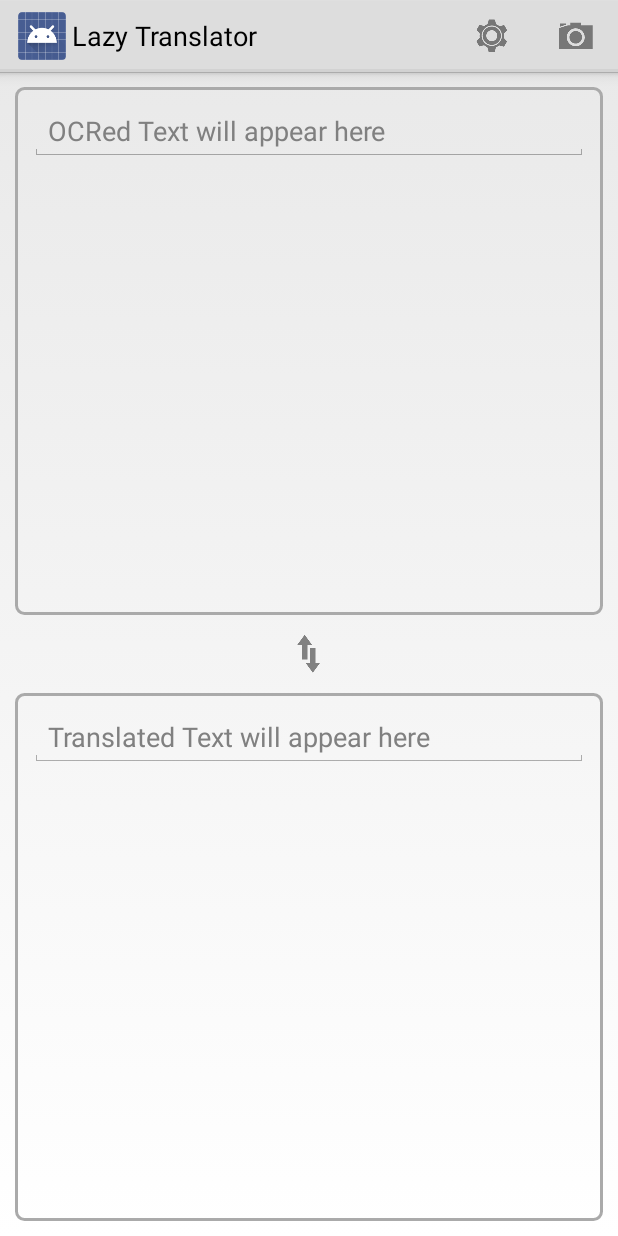
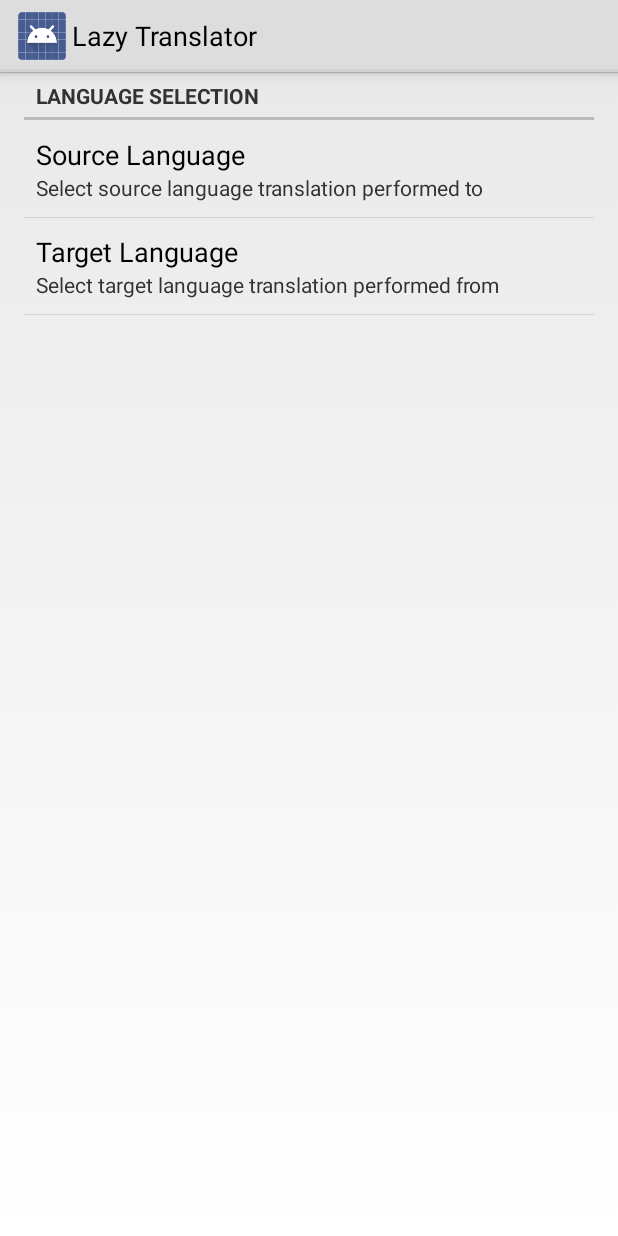
Before and after one commit to accavdar/DroidTranslate, an Android app: the screen it shows after launch (MainActivity before the commit, SettingsActivity after it), after a tap on "Settings", on a phone screen of 412 x 824 dp. Run offline under Robolectric (Android 15) with nearby library versions, the phone set to English and light mode, and no system bars.

```diff
--- a/DroidTranslate/src/main/AndroidManifest.xml
+++ b/DroidTranslate/src/main/AndroidManifest.xml
@@ -9,7 +9,7 @@
         android:targetSdkVersion="19" />
 
     <application
-        android:name="net.cavdar.android.droidtranslate.app.DroidTranslateApp"
+        android:name=".app.DroidTranslateApp"
         android:allowBackup="true"
         android:debuggable="true"
         android:icon="@drawable/ic_launcher"
@@ -26,6 +26,8 @@
                 <category android:name="android.intent.category.LAUNCHER" />
             </intent-filter>
         </activity>
+
+        <activity android:name="net.cavdar.android.droidtranslate.ui.SettingsActivity" />
     </application>
 
     <uses-permission android:name="android.permission.INTERNET" />
--- a/DroidTranslate/src/main/java/net/cavdar/android/droidtranslate/translate/TranslateHelper.java
+++ b/DroidTranslate/src/main/java/net/cavdar/android/droidtranslate/translate/TranslateHelper.java
@@ -9,7 +9,9 @@ import net.cavdar.android.droidtranslate.domain.Languages;
 
 public class TranslateHelper {
 
-    private static final String API_KEY = " [PUT YOUR API KEY HERE] ";
+    // private static final String API_KEY = " [PUT YOUR API KEY HERE] ";
+
+    private static final String API_KEY = "AIzaSyDWPGMx8euTKkAmRvpD9fJ-_u-zi8G5y1w";
 
     private static final String URL_PATH = "https://www.googleapis.com/language/translate/v2";
 
--- a/DroidTranslate/src/main/java/net/cavdar/android/droidtranslate/ui/MainActivity.java
+++ b/DroidTranslate/src/main/java/net/cavdar/android/droidtranslate/ui/MainActivity.java
@@ -91,7 +91,7 @@ public class MainActivity extends Activity implements TranslateHandler {
     public boolean onOptionsItemSelected(MenuItem item) {
         switch (item.getItemId()) {
             case R.id.action_settings:
-                // open settings screen here
+                startActivity(new Intent(this, SettingsActivity.class));
                 return true;
             case R.id.action_photo:
                 startCameraActivity();
--- /dev/null
+++ b/DroidTranslate/src/main/java/net/cavdar/android/droidtranslate/ui/SettingsActivity.java
@@ -0,0 +1,15 @@
+package net.cavdar.android.droidtranslate.ui;
+
+import android.os.Bundle;
+import android.preference.PreferenceActivity;
+
+import net.cavdar.android.droidtranslate.R;
+
+public class SettingsActivity extends PreferenceActivity {
+
+    @Override
+    public void onCreate(Bundle savedInstanceState) {
+        super.onCreate(savedInstanceState);
+        addPreferencesFromResource(R.xml.preferences);
+    }
+}
--- /dev/null
+++ b/DroidTranslate/src/main/res/values/arrays.xml
@@ -0,0 +1,23 @@
+<?xml version="1.0" encoding="utf-8"?>
+
+<resources>
+
+    <string-array name="languages">
+        <item name="tr">Turkish</item>
+        <item name="en">English</item>
+        <item name="de">German</item>
+        <item name="fr">French</item>
+        <item name="it">Italian</item>
+        <item name="ja">Japanese</item>
+    </string-array>
+
+    <string-array name="languageValues">
+        <item name="tr">tr</item>
+        <item name="en">en</item>
+        <item name="de">de</item>
+        <item name="fr">fr</item>
+        <item name="it">it</item>
+        <item name="ja">ja</item>
+    </string-array>
+
+</resources>
--- /dev/null
+++ b/DroidTranslate/src/main/res/xml/preferences.xml
@@ -0,0 +1,27 @@
+<?xml version="1.0" encoding="utf-8"?>
+
+<PreferenceScreen xmlns:android="http://schemas.android.com/apk/res/android">
+
+    <PreferenceCategory
+        android:title="Language Selection"
+        android:key="language_selection">
+
+        <ListPreference
+            android:key="source_language"
+            android:title="Source Language"
+            android:summary="Select source language translation performed to"
+            android:defaultValue="tr"
+            android:entries="@array/languages"
+            android:entryValues="@array/languageValues" />
+
+        <ListPreference
+            android:key="target_language"
+            android:title="Target Language"
+            android:summary="Select target language translation performed from"
+            android:defaultValue="en"
+            android:entries="@array/languages"
+            android:entryValues="@array/languageValues" />
+
+    </PreferenceCategory>
+
+</PreferenceScreen>
```
